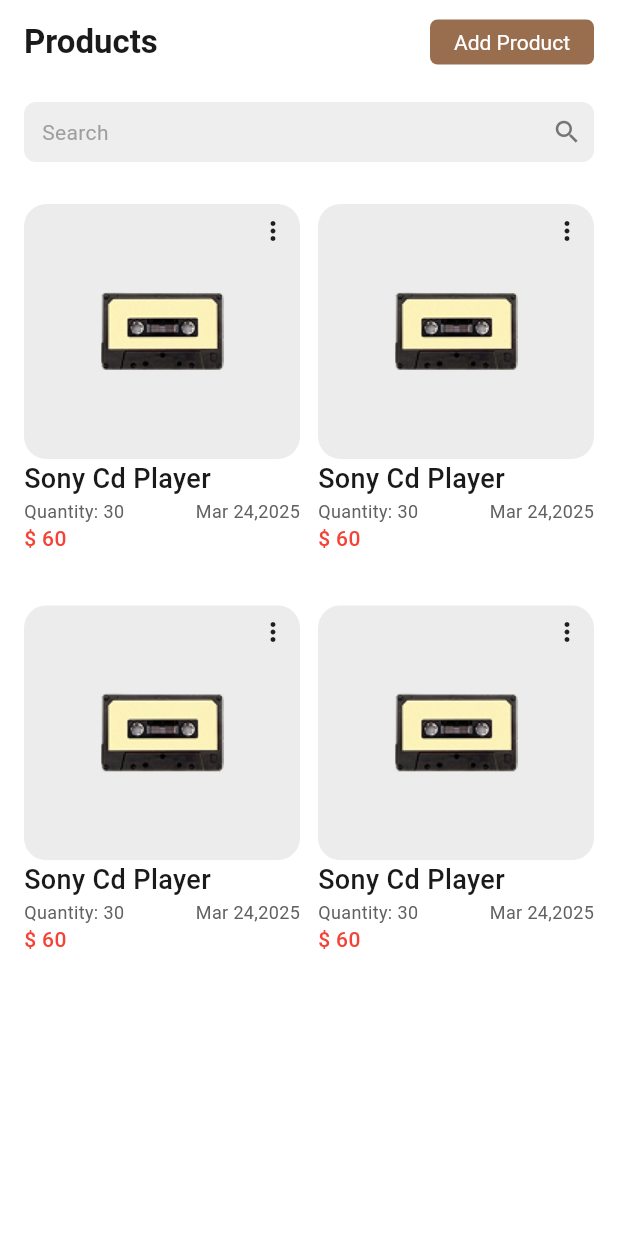
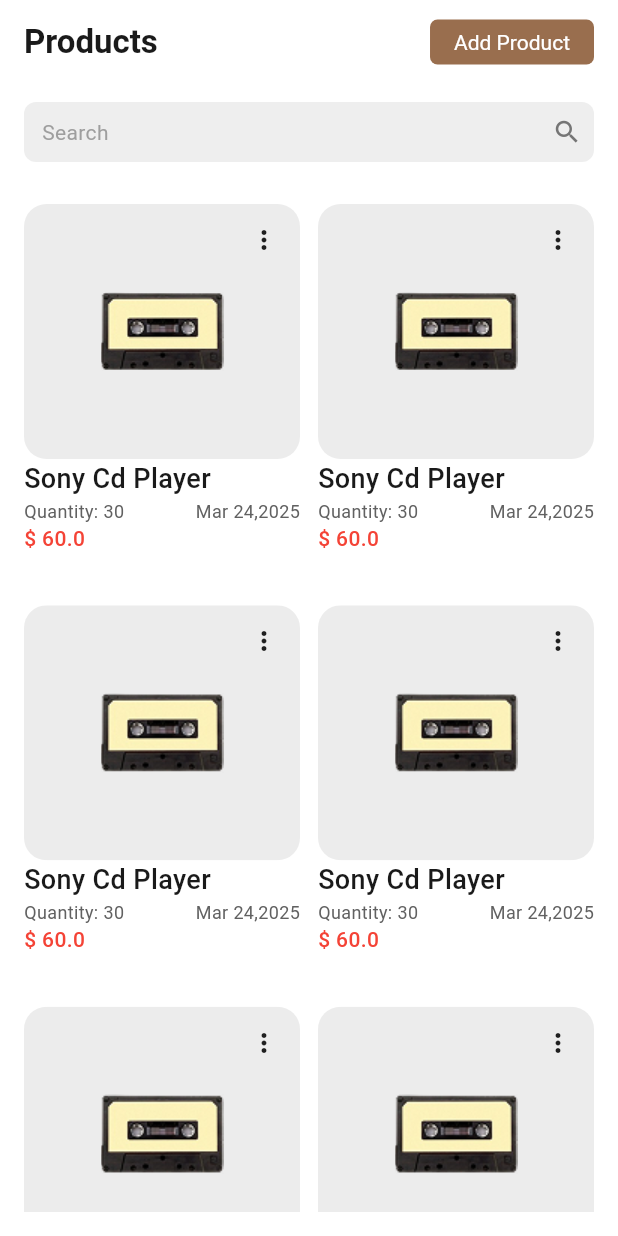
Before and after one commit to suheerthedev/marketplace, a Flutter app: the SellerProductsView screen opened by its route, on a phone screen of 412 x 824 dp. Run offline on Flutter 3.47's test engine with Material 3 defaults, Android fonts, the phone set to English and light mode, and no system bars; our stand-ins replace carousel_slider, font_awesome_flutter, google_fonts, iconsax_flutter, stacked, stacked_services and 1 more.

Commit message:
Completed Products View

```diff
--- a/lib/ui/views/seller_products/seller_products_view.dart
+++ b/lib/ui/views/seller_products/seller_products_view.dart
@@ -3,8 +3,6 @@ import 'package:google_fonts/google_fonts.dart';
 import 'package:marketplace/ui/widgets/common/search_bar/search_bar.dart';
 import 'package:stacked/stacked.dart';
 import 'package:marketplace/ui/common/app_colors.dart';
-import 'package:marketplace/ui/common/ui_helpers.dart';
-import 'package:marketplace/ui/styles/text_styles.dart';
 
 import 'seller_products_viewmodel.dart';
 
@@ -69,14 +67,15 @@ class SellerProductsView extends StackedView<SellerProductsViewModel> {
           crossAxisSpacing: 12,
           mainAxisSpacing: 12,
         ),
-        itemCount: 4, // Show 4 items as in the design
+        itemCount: viewModel.products.length, // Show 4 items as in the design
         itemBuilder: (context, index) {
+          final card = viewModel.products[index];
           return _buildProductCard(
-            name: 'Sony Cd Player',
-            image: 'assets/images/cassette.png',
+            name: card.title,
+            image: card.imagePath,
             quantity: '30',
             date: 'Mar 24,2025',
-            price: '\$ 60',
+            price: '\$ ${card.price}',
           );
         },
       ),
@@ -145,101 +144,55 @@ class SellerProductsView extends StackedView<SellerProductsViewModel> {
             )
           ],
         ),
-        const Align(
+        Align(
           alignment: Alignment.topRight,
-          child: Padding(
-            padding: EdgeInsets.all(8.0),
-            child: Icon(Icons.more_vert, size: 20),
+          child: PopupMenuButton<String>(
+            padding: EdgeInsets.zero,
+            color: secondaryBackgroundColor,
+            surfaceTintColor: secondaryBackgroundColor,
+            icon: const Icon(Icons.more_vert, size: 20),
+            onSelected: (value) {
+              if (value == 'edit') {
+                // Handle edit action
+              } else if (value == 'delete') {
+                // Handle delete action
+              }
+            },
+            itemBuilder: (BuildContext context) {
+              return [
+                const PopupMenuItem<String>(
+                  height: 0,
+                  value: 'edit',
+                  child: Row(
+                    spacing: 10,
+                    children: [
+                      Icon(Icons.edit_outlined, size: 20),
+                      Text('Edit Product'),
+                    ],
+                  ),
+                ),
+                const PopupMenuItem<String>(
+                  height: 0,
+                  enabled: false,
+                  child: Divider(),
+                ),
+                const PopupMenuItem<String>(
+                  height: 0,
+                  value: 'delete',
+                  child: Row(
+                    spacing: 10,
+                    children: [
+                      Icon(Icons.delete_outline, size: 20),
+                      Text('Delete Product'),
+                    ],
+                  ),
+                ),
+              ];
+            },
           ),
         ),
       ]),
     );
-    // return Container(
-    //   decoration: BoxDecoration(
-    //     borderRadius: BorderRadius.circular(8),
-    //   ),
-    //   child: Column(
-    //     crossAxisAlignment: CrossAxisAlignment.start,
-    //     children: [
-    //       Stack(
-    //         children: [
-    //           AspectRatio(
-    //             aspectRatio: 1.2,
-    //             child: Container(
-    //               decoration: BoxDecoration(
-    //                 color: Colors.grey.shade300,
-    //                 borderRadius: const BorderRadius.only(
-    //                   topLeft: Radius.circular(8),
-    //                   topRight: Radius.circular(8),
-    //                 ),
-    //               ),
-    //               child: Center(
-    //                 child: Container(
-    //                   width: 80,
-    //                   height: 60,
-    //                   decoration: BoxDecoration(
-    //                     color: Colors.black,
-    //                     border: Border.all(color: Colors.yellow, width: 2),
-    //                     borderRadius: BorderRadius.circular(4),
-    //                   ),
-    //                   child: Center(
-    //                     child: Container(
-    //                       width: 40,
-    //                       height: 3,
-    //                       color: Colors.yellow,
-    //                     ),
-    //                   ),
-    //                 ),
-    //               ),
-    //             ),
-    //           ),
-    //           Positioned(
-    //             top: 8,
-    //             right: 8,
-    //             child: Icon(
-    //               Icons.more_vert,
-    //               color: Colors.grey.shade700,
-    //               size: 20,
-    //             ),
-    //           ),
-    //         ],
-    //       ),
-    //       Padding(
-    //         padding: const EdgeInsets.only(
-    //             left: 8.0, right: 8.0, top: 8.0, bottom: 4.0),
-    //         child: Text(
-    //           name,
-    //           style: GoogleFonts.roboto(
-    //             fontSize: 14,
-    //             fontWeight: FontWeight.w500,
-    //             color: Colors.black,
-    //           ),
-    //         ),
-    //       ),
-    //       Padding(
-    //         padding: const EdgeInsets.only(left: 8.0, right: 8.0, bottom: 4.0),
-    //         child: Text(
-    //           'Quantity: $quantity · $date',
-    //           style: GoogleFonts.roboto(
-    //             fontSize: 12,
-    //             color: Colors.grey.shade700,
-    //           ),
-    //         ),
-    //       ),
-    //       Padding(
-    //         padding: const EdgeInsets.only(left: 8.0, right: 8.0, bottom: 8.0),
-    //         child: Text(
-    //           price,
-    //           style: GoogleFonts.roboto(
-    //             fontSize: 14,
-    //             fontWeight: FontWeight.w500,
-    //             color: Colors.red,
-    //           ),
-    //         ),
-    //       ),
-    //     ],
-    //   ),
-    // );
   }
 
   @override
```
